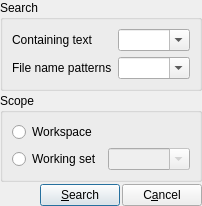
The window that resources/ui/dialogs/search.ui (prymatex/prymatex) describes before a commit, drawn with Qt 5.
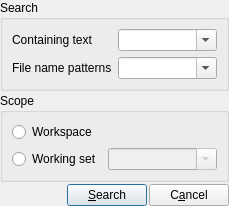
The same window after the commit. Icons and pictures are not drawn.

Commit message: change name for button search

The edit to the form file:
```diff
--- a/resources/ui/dialogs/search.ui
+++ b/resources/ui/dialogs/search.ui
@@ -2,6 +2,14 @@
 <ui version="4.0">
  <class>SearchDialog</class>
  <widget class="QDialog" name="SearchDialog">
+  <property name="geometry">
+   <rect>
+    <x>0</x>
+    <y>0</y>
+    <width>229</width>
+    <height>204</height>
+   </rect>
+  </property>
   <property name="windowTitle">
    <string>Search</string>
   </property>
```
Left out of the diff: 2 changed lines with no effect on the pictures. The commit also changes 1 other file.
